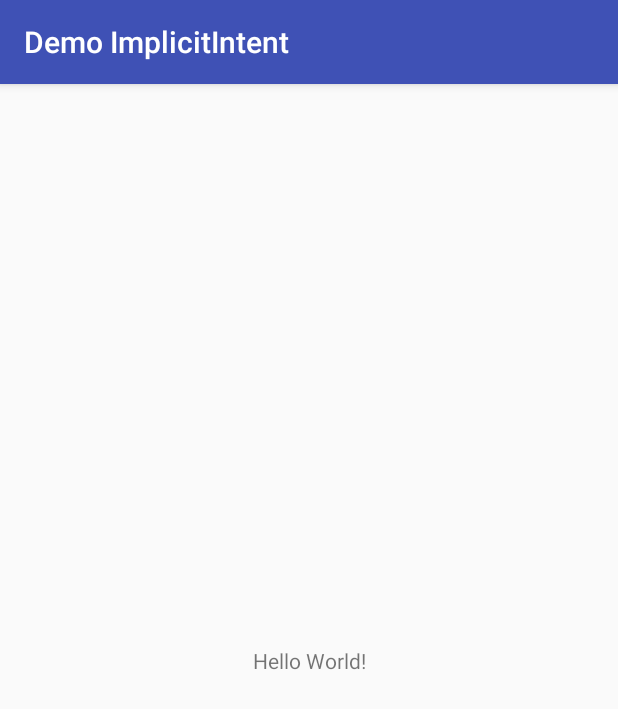
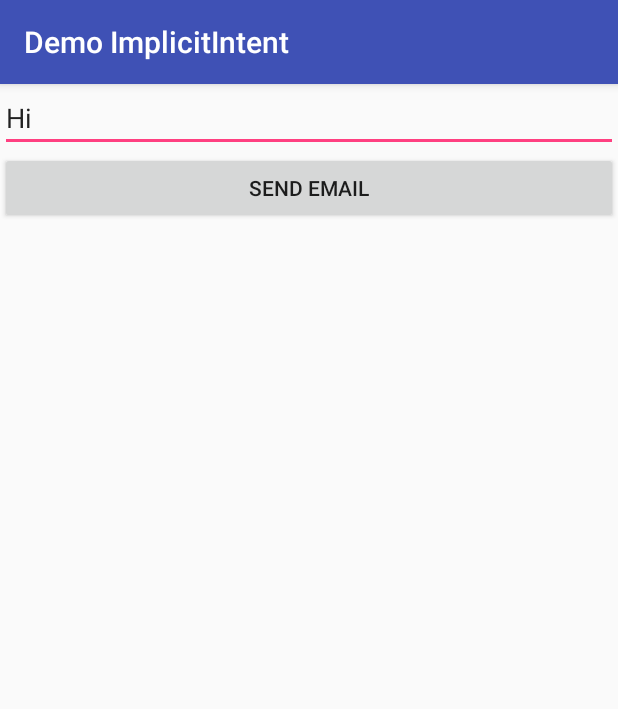
Before and after one commit to actuallycoding/DemoImplicitIntent, an Android app: the screen it shows after launch (MainActivity), on a phone screen of 412 x 824 dp. Shown: the top 709 px of the screen. Run offline under Robolectric (Android 15) with nearby library versions, the phone set to English and light mode, and no system bars.

Commit message:
Implemented the Email codes. Completed Section C.

```diff
--- a/app/src/main/java/com/example/a15017484/demoimplicitintent/MainActivity.java
+++ b/app/src/main/java/com/example/a15017484/demoimplicitintent/MainActivity.java
@@ -1,13 +1,44 @@
 package com.example.a15017484.demoimplicitintent;
 
+import android.content.Intent;
 import android.support.v7.app.AppCompatActivity;
 import android.os.Bundle;
+import android.view.View;
+import android.widget.Button;
+import android.widget.EditText;
 
 public class MainActivity extends AppCompatActivity {
+    Button btnEmail;
+    EditText editTextMessage;
+
 
     @Override
     protected void onCreate(Bundle savedInstanceState) {
         super.onCreate(savedInstanceState);
         setContentView(R.layout.activity_main);
+        editTextMessage=(EditText)findViewById(R.id.editTextMessage);
+        btnEmail = (Button) findViewById(R.id.buttonEmail);
+        btnEmail.setOnClickListener(new View.OnClickListener(){
+            @Override
+            public void onClick(View arg0) {
+                // The action you want this intent to do;
+                // ACTION_SEND is used to indicate sending text
+                Intent email = new Intent(Intent.ACTION_SEND);
+                // Put essentials like email address, subject & body text
+                email.putExtra(Intent.EXTRA_EMAIL,
+                        new String[]{"jason_lim@rp.edu.sg"});
+                email.putExtra(Intent.EXTRA_SUBJECT,
+                        "Test Email from C347");
+                email.putExtra(Intent.EXTRA_TEXT,
+                        editTextMessage.getText());
+                // This MIME type indicates email
+                email.setType("message/rfc822");
+                // createChooser shows user a list of app that can handle
+                // this MIME type, which is, email
+                startActivity(Intent.createChooser(email,
+                        "Choose an Email client :"));
+
+            }});
+
     }
 }
--- a/app/src/main/res/layout/activity_main.xml
+++ b/app/src/main/res/layout/activity_main.xml
@@ -1,18 +1,24 @@
 <?xml version="1.0" encoding="utf-8"?>
-<android.support.constraint.ConstraintLayout xmlns:android="http://schemas.android.com/apk/res/android"
+<LinearLayout xmlns:android="http://schemas.android.com/apk/res/android"
     xmlns:app="http://schemas.android.com/apk/res-auto"
     xmlns:tools="http://schemas.android.com/tools"
     android:layout_width="match_parent"
     android:layout_height="match_parent"
+    android:orientation="vertical"
     tools:context="com.example.a15017484.demoimplicitintent.MainActivity">
 
-    <TextView
-        android:layout_width="wrap_content"
+
+    <EditText
+        android:id="@+id/editTextMessage"
+        android:layout_width="match_parent"
         android:layout_height="wrap_content"
-        android:text="Hello World!"
-        app:layout_constraintBottom_toBottomOf="parent"
-        app:layout_constraintLeft_toLeftOf="parent"
-        app:layout_constraintRight_toRightOf="parent"
-        app:layout_constraintTop_toTopOf="parent" />
+        android:ems="10"
+        android:inputType="text|textLongMessage"
+        android:text="Hi" />
 
-</android.support.constraint.ConstraintLayout>
+    <Button
+        android:id="@+id/buttonEmail"
+        android:layout_width="match_parent"
+        android:layout_height="wrap_content"
+        android:text="Send Email" />
+</LinearLayout>
```
